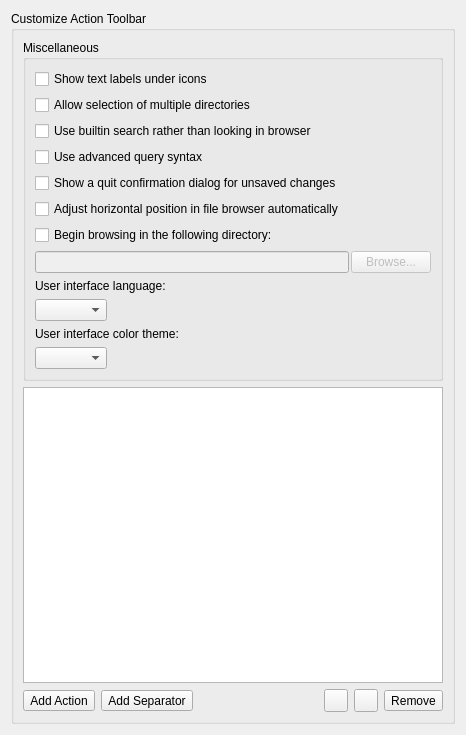
Old version of the form ui/options_interface.ui in the repository metabrainz/picard.
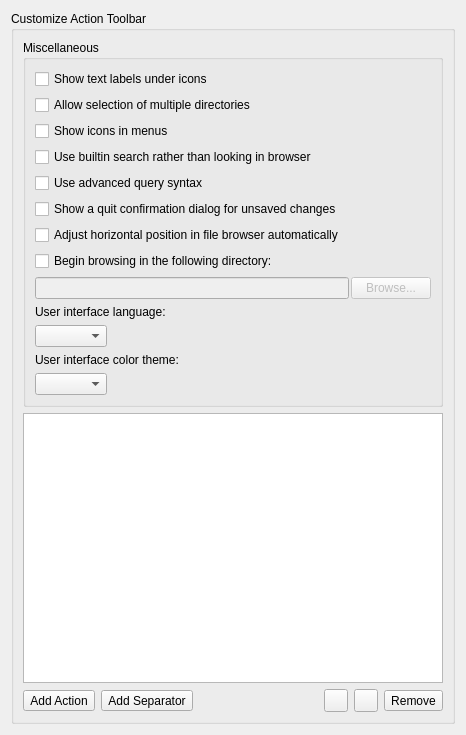
New version of the form. Icons and pictures are not drawn.

Commit message:
PICARD-2304: let the user toggle menu icons
- those were disabled for MACOSX, it is now disabled by default on those platforms, but user can enable it
- a new boolean option is used to store the status: show_menus_icons

Patch:
```diff
--- a/ui/options_interface.ui
+++ b/ui/options_interface.ui
@@ -43,6 +43,13 @@
            </property>
           </widget>
          </item>
+         <item>
+          <widget class="QCheckBox" name="show_menu_icons">
+           <property name="text">
+            <string>Show icons in menus</string>
+           </property>
+          </widget>
+         </item>
          <item>
           <widget class="QCheckBox" name="builtin_search">
            <property name="text">
```
Left out of the diff: 1 changed line with no effect on the pictures. The commit also changes 3 other files.
